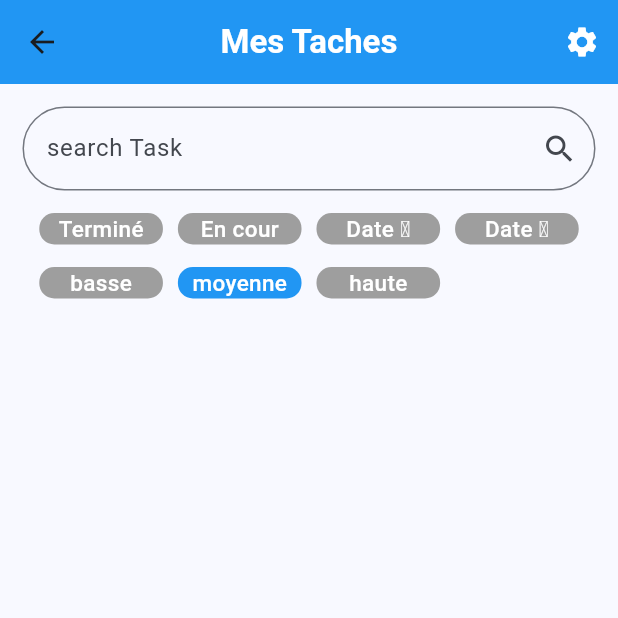
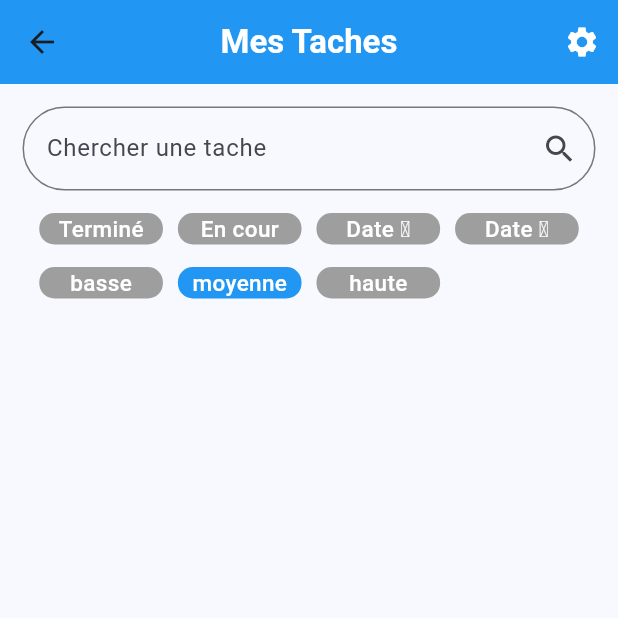
Before and after one commit to Dr-nzam/Gestion-des-taches-, a Flutter app: the ListeTache screen opened by its route, after a tap on "moyenne", on a phone screen of 412 x 824 dp, the top half of it. Run offline on Flutter 3.47's test engine with Material 3 defaults, Android fonts, the light colour scheme and no system bars; our stand-ins replace get, sqflite; missing offline and left inert: flashtoast; accounts and stored records are empty.

```diff
--- a/inetache/lib/core/form_widget/form_widget.dart
+++ b/inetache/lib/core/form_widget/form_widget.dart
@@ -10,6 +10,7 @@ class FormWidget extends StatelessWidget {
   final String? errorMessage;
   final TextEditingController? controller;
   final TextInputType keyboardType;
+  Function(String)? callback;
 
    FormWidget({
     Key? key,
@@ -25,6 +26,7 @@ class FormWidget extends StatelessWidget {
       color: Colors.white24,
     ),
     this.errorMessage = 'Veuillez remplir ce champ.',
+    this.callback,
   }) : super(key: key);
 
   @override
@@ -59,7 +61,9 @@ class FormWidget extends StatelessWidget {
         return null;
       },
       onChanged: (value) {
-        // Handle changes to the text field's value
+        if (callback != null) {
+          callback!(value);
+        }
       },
     );
   }
--- a/inetache/lib/data/bd.dart
+++ b/inetache/lib/data/bd.dart
@@ -53,7 +53,11 @@ class DatabaseHelper {
   }
 
   Future<List<Tache>> getTaches(
-      {int isDone = -1, int priorite = -1, bool verification = false, int numDate = -1 }) async {
+      {int isDone = -1,
+      int priorite = -1,
+      bool verification = false,
+      int numDate = -1,
+      String searchValeur = ''}) async {
     List<Map<String, dynamic>> maps = [];
     final db = await database;
 
@@ -76,11 +80,13 @@ class DatabaseHelper {
             .rawQuery('SELECT * FROM tache WHERE priorite = 3  ORDER BY -id');
       }
 
-
       if (numDate == 1) {
         maps = await db.rawQuery("SELECT * FROM tache ORDER BY date ASC");
       } else if (numDate == 2) {
         maps = await db.rawQuery("SELECT * FROM tache ORDER BY date DESC");
+      }
+      if (searchValeur != "") {
+        maps = await db.rawQuery('SELECT * FROM tache WHERE titre LIKE "%${searchValeur}%" ORDER BY -id');
       }
     } else {
       maps = await db.rawQuery('SELECT * FROM tache ORDER BY -id');
--- a/inetache/lib/ecrans/Listes_taches.dart
+++ b/inetache/lib/ecrans/Listes_taches.dart
@@ -25,6 +25,7 @@ class _ListeTacheState extends State<ListeTache> {
   int isDone = -1;
   int priorite = -1;
   int numDate = -1;
+  String searchValeur = "";
   bool verification = false;
   String statut = "En cours";
   bool isPetite = false;
@@ -90,7 +91,16 @@ class _ListeTacheState extends State<ListeTache> {
           children: [
             FormWidget(
               controller: controllerSearch,
-              placeholder: "search Task",
+              placeholder: "Chercher une tache",
+              callback: (search) async{
+                setState(() {
+                  searchValeur = search;
+
+                  print(searchValeur);
+                  // controller.listUser(user.token['token'], search: search);
+                  // RechercheEvent(seach);
+                });
+              },
               suffixIcon: const IconButton(
                 onPressed: null,
                 icon: Icon(Icons.search),
@@ -186,7 +196,6 @@ class _ListeTacheState extends State<ListeTache> {
                     backgroundColors: numDate == 2
                         ? CouleurApp.primaryColor
                         : CouleurApp.filterColor,
-
                   ),
                 ),
                 InkWell(
@@ -223,7 +232,6 @@ class _ListeTacheState extends State<ListeTache> {
                         numDate = -1;
                       }
                     });
-                    print("${priorite}fbhvishvbshvihbsihvbids");
                   },
                   child: FilterWidget(
                     nomFiltre: "moyenne",
@@ -263,7 +271,9 @@ class _ListeTacheState extends State<ListeTache> {
                 future: _dbHelper.getTaches(
                     isDone: isDone,
                     priorite: priorite,
-                    verification: verification, numDate: numDate ), // Récupère la liste des tâches
+                    verification: verification,
+                    numDate: numDate,
+                    ), // Récupère la liste des tâches
                 builder: (context, snapshot) {
                   if (snapshot.connectionState == ConnectionState.waiting) {
                     return const Center(child: CircularProgressIndicator());
@@ -272,9 +282,10 @@ class _ListeTacheState extends State<ListeTache> {
                   } else if (!snapshot.hasData || snapshot.data!.isEmpty) {
                     return Center(child: Text('Aucune tâche trouvée.'));
                   } else {
-                    final List<Tache> taches = snapshot.data!;
+                    final List<Tache> taches = snapshot.data!.obs;
 
-                    return ListView.builder(
+                    return Obx(
+                      () => ListView.builder(
                         itemCount: taches.length,
                         itemBuilder: (context, index) {
                           final tache = taches[index];
@@ -298,7 +309,8 @@ class _ListeTacheState extends State<ListeTache> {
                               title: tache.titre,
                               date: tache.date,
                               description: tache.description,
-                            statut: tache.isDone == 1 ? "Terminé" : "En cours",
+                              statut:
+                                  tache.isDone == 1 ? "Terminé" : "En cours",
                               moyenne: isMoyenne,
                               grande: isHaute,
                               petite: isPetite,
@@ -308,7 +320,8 @@ class _ListeTacheState extends State<ListeTache> {
                               },
                               terminerFunction: () async {
                                 try {
-                                Tache element = Tache(isDone: 1, id: tache.id);
+                                  Tache element =
+                                      Tache(isDone: 1, id: tache.id);
                                   await _dbHelper.terminerTache(element);
 
                                   setState(() {
@@ -340,6 +353,7 @@ class _ListeTacheState extends State<ListeTache> {
                             ),
                           );
                         },
+                      ),
                     );
                   }
                 },
```
Lines whose indentation alone changed are shown as unchanged.
